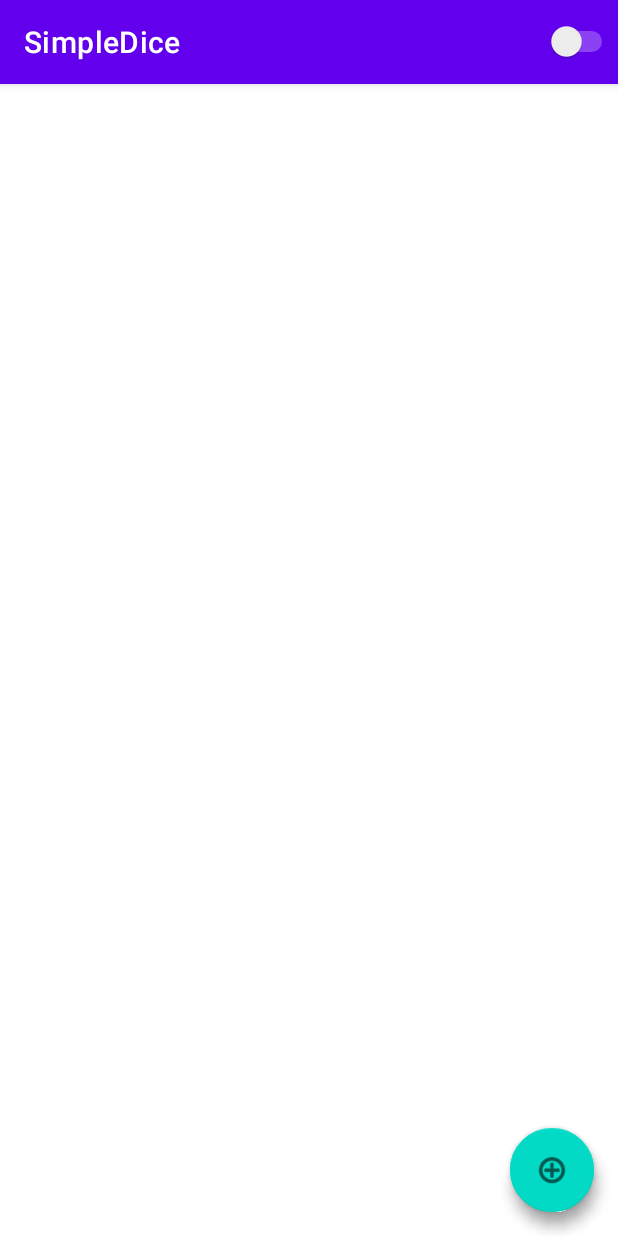
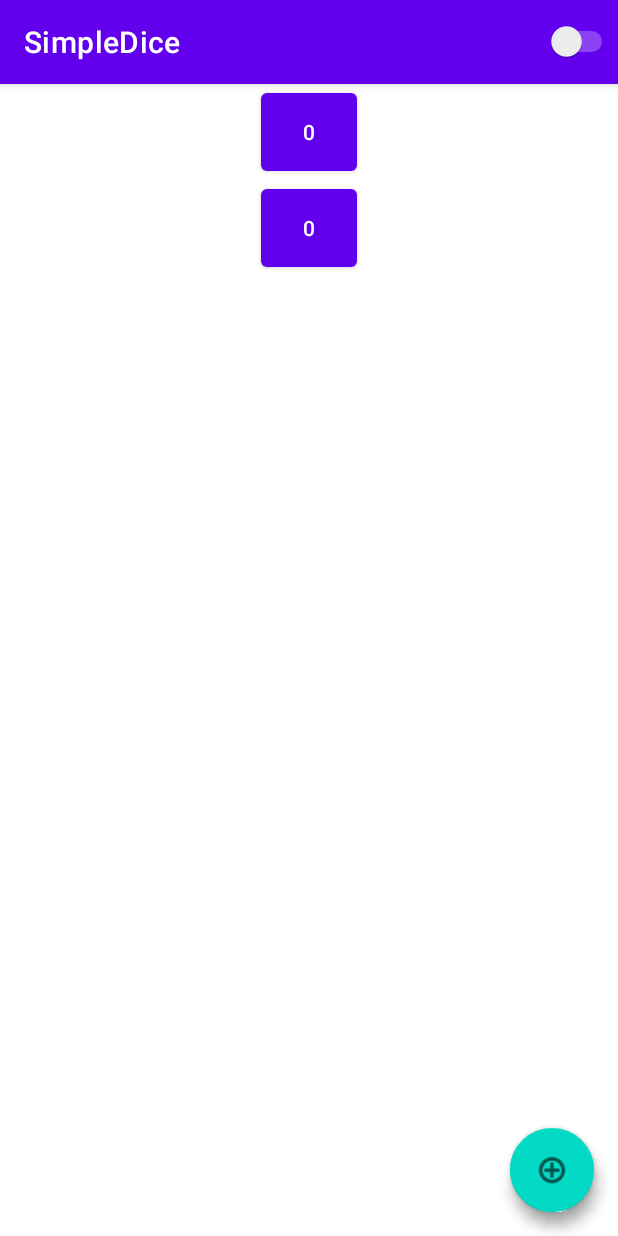
Before and after one commit to darkusagi99/SimpleDice, an Android app: the screen it shows after launch (MainActivity), on a phone screen of 412 x 824 dp. Run offline under Robolectric (Android 15) with nearby library versions, the phone set to English and light mode, and no system bars.

Commit message:
Affichage des dés - base

```diff
--- a/app/src/main/java/com/gmail/darkusagi99/simpledice/DiceInfo.kt
+++ b/app/src/main/java/com/gmail/darkusagi99/simpledice/DiceInfo.kt
@@ -16,18 +16,21 @@ object DiceInfo {
      */
     val ITEM_MAP: MutableMap<Int, DiceItem> = HashMap()
 
+    private var NEXT_ID : Int = 0
+
     fun addDice(item: DiceItem) {
         ITEMS.add(item)
         ITEM_MAP[item.id] = item
     }
 
     fun deleteDice(item: DiceItem) {
-        ITEMS.add(item)
+        ITEMS.remove(item)
         ITEM_MAP[item.id] = item
     }
 
-    fun createNewDice(id: Int): DiceItem {
-        return DiceItem(id, 1, 7, 0, 0)
+    fun createNewDice(): DiceItem {
+        NEXT_ID++
+        return DiceItem(NEXT_ID, 1, 7, 0, 0)
     }
 
     private fun rollDice(id : Int) {
@@ -44,4 +47,9 @@ object DiceInfo {
     data class DiceItem(val id: Int, var min: Int, var max: Int, var lastRoll: Int, var shape: Int) {
         override fun toString(): String = "Id : $id - last roll : $lastRoll"
     }
+
+    data class DiceConfigEntry(val id: Int, val name : String, val min : Int, val max : Int, var shape : Int) {
+
+        override fun toString(): String = "Id : $id - type : $name"
+    }
 }
--- a/app/src/main/res/layout/activity_main.xml
+++ b/app/src/main/res/layout/activity_main.xml
@@ -8,8 +8,12 @@
 
     <androidx.recyclerview.widget.RecyclerView
         android:id="@+id/DiceRw"
+        android:name="com.gmail.darkusagi99.simpledice.ItemListFragment"
         android:layout_width="match_parent"
-        android:layout_height="match_parent">
+        android:layout_height="match_parent"
+        tools:context=".MainActivity"
+        app:layoutManager="LinearLayoutManager"
+        tools:listitem="@layout/dice_entry" >
 
     </androidx.recyclerview.widget.RecyclerView>
 
--- a/app/src/main/res/layout/dice_entry.xml
+++ b/app/src/main/res/layout/dice_entry.xml
@@ -2,7 +2,8 @@
 <androidx.constraintlayout.widget.ConstraintLayout xmlns:android="http://schemas.android.com/apk/res/android"
     xmlns:app="http://schemas.android.com/apk/res-auto"
     android:layout_width="match_parent"
-    android:layout_height="match_parent">
+    android:layout_height="wrap_content"
+    android:orientation="vertical">
 
 
     <Button
```
Also changed, not shown: app/src/main/java/com/gmail/darkusagi99/simpledice/MainActivity.kt (+30 -0 lines).
